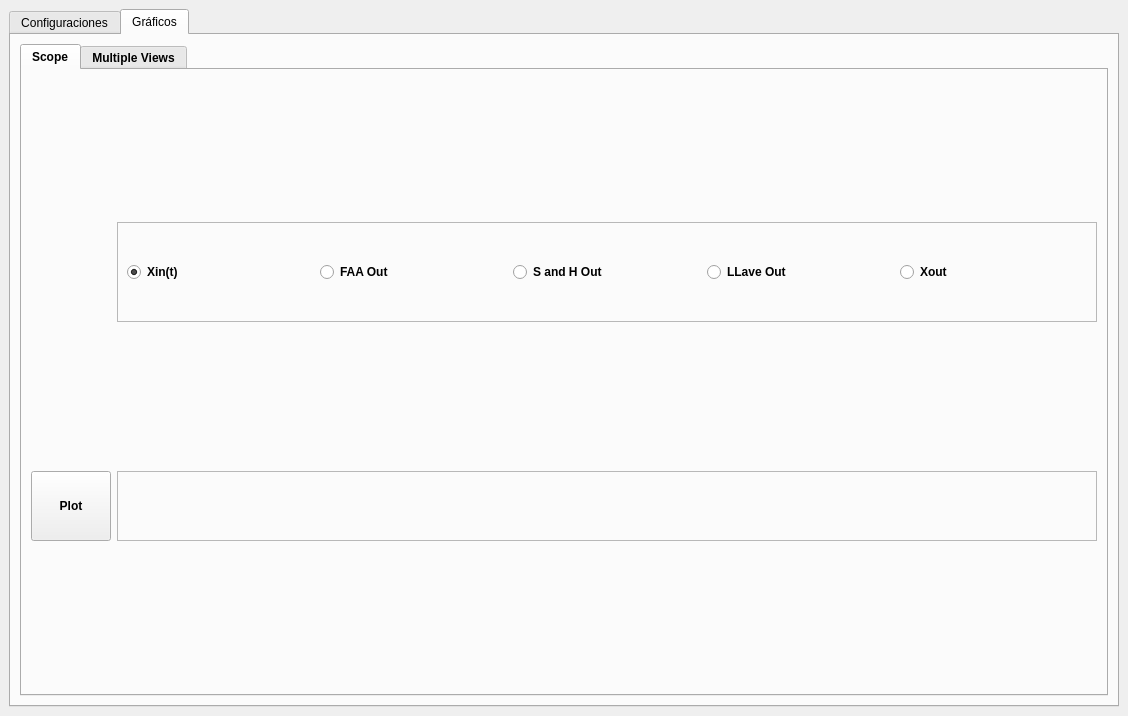
Above: designer/mainwindow.ui from mcorcos/ASSD-MUESTREO-G3 before the change. Below: the same form after it.
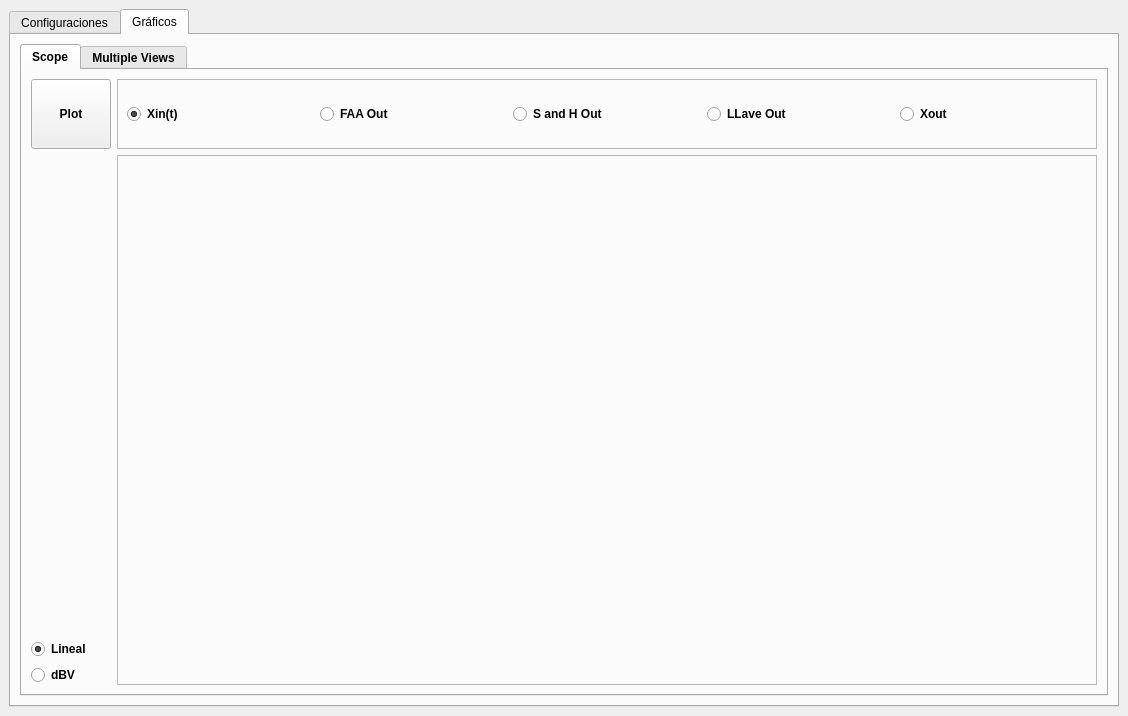
That is the form after the change. The open tabs and pages were chosen to show the change. Icons and pictures are not drawn.

Commit message: Versión final, sin ventana

The edit to the form file:
```diff
--- a/designer/mainwindow.ui
+++ b/designer/mainwindow.ui
@@ -1007,7 +1007,30 @@
               </layout>
              </widget>
             </item>
-            <item row="1" column="1">
+            <item row="2" column="0">
+             <widget class="QRadioButton" name="linealButton">
+              <property name="text">
+               <string>Lineal</string>
+              </property>
+              <property name="checked">
+               <bool>true</bool>
+              </property>
+              <attribute name="buttonGroup">
+               <string notr="true">buttonGroup</string>
+              </attribute>
+             </widget>
+            </item>
+            <item row="3" column="0">
+             <widget class="QRadioButton" name="dBVButton">
+              <property name="text">
+               <string>dBV</string>
+              </property>
+              <attribute name="buttonGroup">
+               <string notr="true">buttonGroup</string>
+              </attribute>
+             </widget>
+            </item>
+            <item row="1" column="1" rowspan="3">
              <widget class="QFrame" name="scopePlot">
               <property name="frameShape">
                <enum>QFrame::StyledPanel</enum>
@@ -1018,7 +1041,7 @@
               <layout class="QVBoxLayout" name="verticalLayout_10"/>
              </widget>
             </item>
-            <item row="1" column="0">
+            <item row="0" column="0">
              <widget class="QPushButton" name="button_plot">
               <property name="minimumSize">
                <size>
```
Left out of the diff: 8 changed lines with no effect on the pictures. The commit also changes 6 other files.
